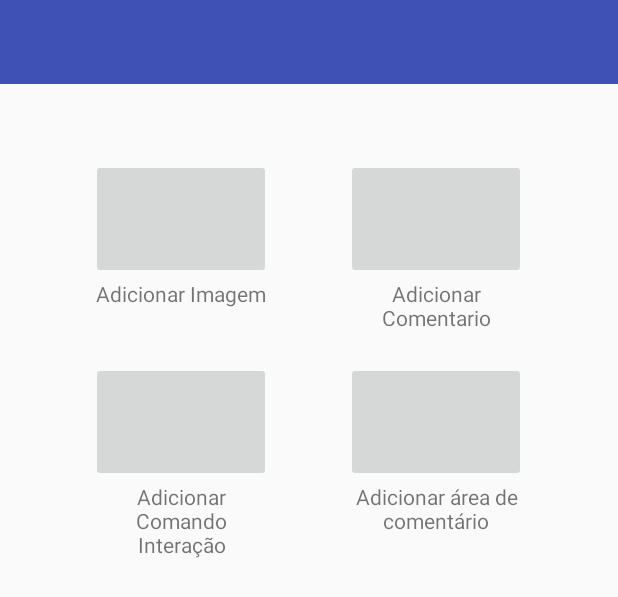
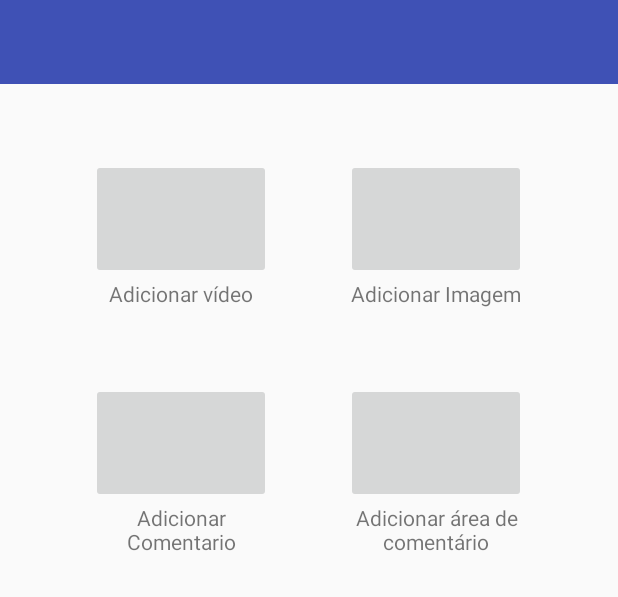
Before and after one commit to DanieldeOliveira/devCastTv, an Android app: the layout activity_criar_aplicacao.xml on its own in the app's theme, with its tools: preview values and no code run, on a phone screen of 412 x 824 dp. Shown: the top 597 px of the screen. Run offline under Robolectric (Android 15) with nearby library versions, the phone set to English and light mode, and no system bars; plain views replace MiniController.

Commit message:
Ajustes na dashboard

```diff
--- a/app/src/main/java/com/example/admin/developcasttv/activity/CriarAplicacaoActivity.java
+++ b/app/src/main/java/com/example/admin/developcasttv/activity/CriarAplicacaoActivity.java
@@ -91,7 +91,7 @@ public class CriarAplicacaoActivity extends AppCompatActivity {
             @Override
             public void onClick(View v) {
 
-                /*JSONObject mensagem = new JSONObject();
+                JSONObject mensagem = new JSONObject();
                 try {
                     mensagem.put("tipo","removeMsg");
                     videoCastManager.sendDataMessage(mensagem.toString());
@@ -101,7 +101,7 @@ public class CriarAplicacaoActivity extends AppCompatActivity {
                     e.printStackTrace();
                 } catch (NoConnectionException e) {
                     e.printStackTrace();
-                }*/
+                }
 
 
                 Intent intent = new Intent(Intent.ACTION_GET_CONTENT);
--- a/app/src/main/res/layout/activity_criar_aplicacao.xml
+++ b/app/src/main/res/layout/activity_criar_aplicacao.xml
@@ -14,9 +14,7 @@
         android:layout_height="wrap_content"
         android:orientation="horizontal"
         android:layout_marginTop="50dp"
-        android:layout_gravity="center"
-        android:visibility="gone"
-        android:id="@+id/lnly_botoesDono">
+        android:layout_gravity="center">
 
 
         <ImageButton
@@ -25,9 +23,8 @@
             android:layout_height="80dp"
             android:layout_marginRight="50dp"/>
 
-
         <ImageButton
-            android:id="@+id/Ibtn_gerenciarMembros"
+            android:id="@+id/Ibtn_addImg"
             android:layout_width="120dp"
             android:layout_height="80dp" />
 
@@ -40,8 +37,7 @@
         android:layout_height="wrap_content"
         android:orientation="horizontal"
         android:layout_gravity="center"
-        android:id="@+id/lnly_txtBotoesDono"
-        android:visibility="gone">
+        android:id="@+id/lnly_txtBotoesDono">
 
         <TextView
             android:layout_width="120dp"
@@ -53,8 +49,10 @@
         <TextView
             android:layout_width="120dp"
             android:layout_height="wrap_content"
-            android:text="@string/gerenciarMembros"
+            android:text="@string/addImg"
             android:gravity="center"/>
+
+
 
     </LinearLayout>
 
@@ -67,55 +65,10 @@
 
 
         <ImageButton
-            android:id="@+id/Ibtn_addImg"
+            android:id="@+id/Ibtn_addComentario"
             android:layout_width="120dp"
             android:layout_height="80dp"
             android:layout_marginRight="50dp"/>
-
-
-        <ImageButton
-            android:id="@+id/Ibtn_addComentario"
-            android:layout_width="120dp"
-            android:layout_height="80dp" />
-
-
-
-    </LinearLayout>
-
-    <LinearLayout
-        android:layout_width="wrap_content"
-        android:layout_height="wrap_content"
-        android:orientation="horizontal"
-        android:layout_gravity="center">
-
-        <TextView
-            android:layout_width="120dp"
-            android:layout_height="wrap_content"
-            android:text="@string/addImg"
-            android:gravity="center"
-            android:layout_marginRight="50dp"/>
-
-        <TextView
-            android:layout_width="120dp"
-            android:layout_height="wrap_content"
-            android:text="@string/addComent"
-            android:gravity="center"/>
-
-    </LinearLayout>
-
-    <LinearLayout
-        android:layout_width="wrap_content"
-        android:layout_height="wrap_content"
-        android:orientation="horizontal"
-        android:layout_gravity="center"
-        android:layout_marginTop="20dp">
-
-        <ImageButton
-            android:id="@+id/Ibtn_addComandoInteracao"
-            android:layout_width="120dp"
-            android:layout_height="80dp"
-            android:layout_marginRight="50dp"/>
-
 
         <ImageButton
             android:id="@+id/Ibtn_addAreaComentario"
@@ -131,10 +84,12 @@
         android:orientation="horizontal"
         android:layout_gravity="center">
 
+
+
         <TextView
             android:layout_width="120dp"
             android:layout_height="wrap_content"
-            android:text="@string/addComandInteracaor"
+            android:text="@string/addComent"
             android:gravity="center"
             android:layout_marginRight="50dp"/>
 
@@ -146,12 +101,8 @@
 
     </LinearLayout>
 
-    <LinearLayout
-        android:layout_width="wrap_content"
-        android:layout_height="wrap_content"
-        android:orientation="horizontal">
 
-        <com.google.android.libraries.cast.companionlibrary.widgets.MiniController
+    <com.google.android.libraries.cast.companionlibrary.widgets.MiniController
             android:layout_width="match_parent"
             android:layout_height="wrap_content"
             android:id="@+id/miniController"
@@ -159,8 +110,7 @@
             app:auto_setup="true"
             android:visibility="gone">
 
-        </com.google.android.libraries.cast.companionlibrary.widgets.MiniController>
+    </com.google.android.libraries.cast.companionlibrary.widgets.MiniController>
 
-    </LinearLayout>
 
 </LinearLayout>
```
